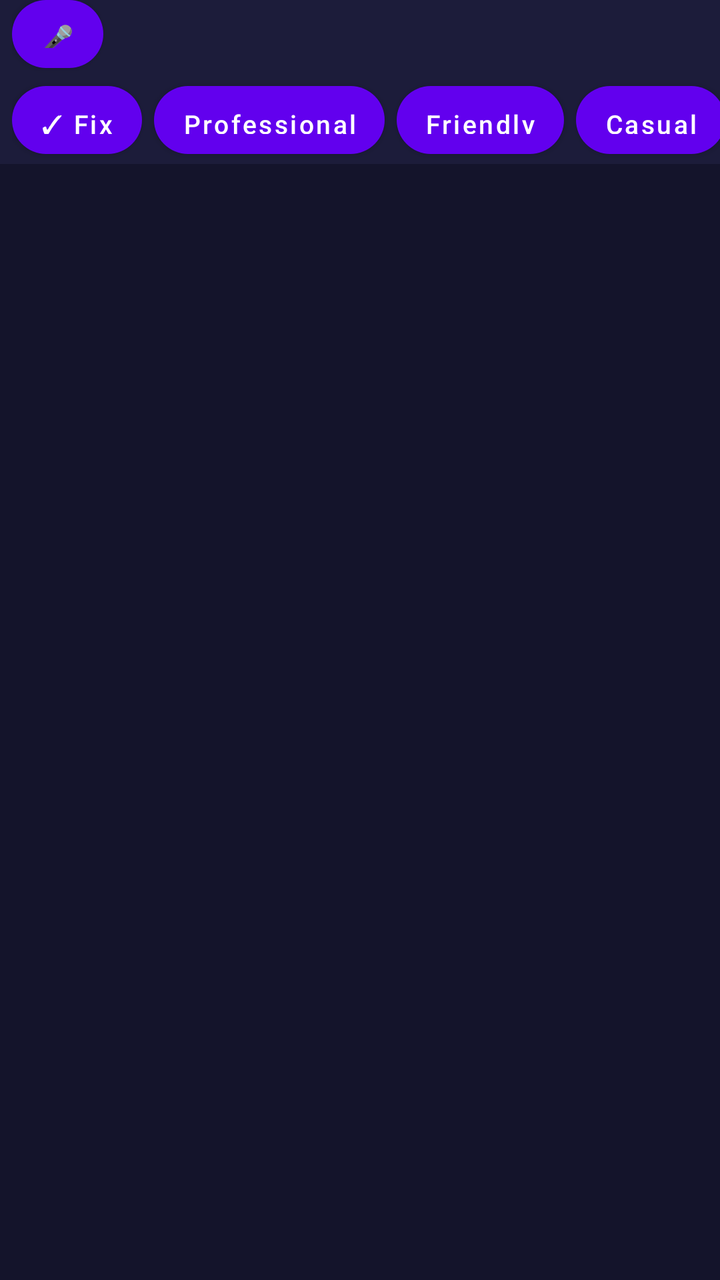
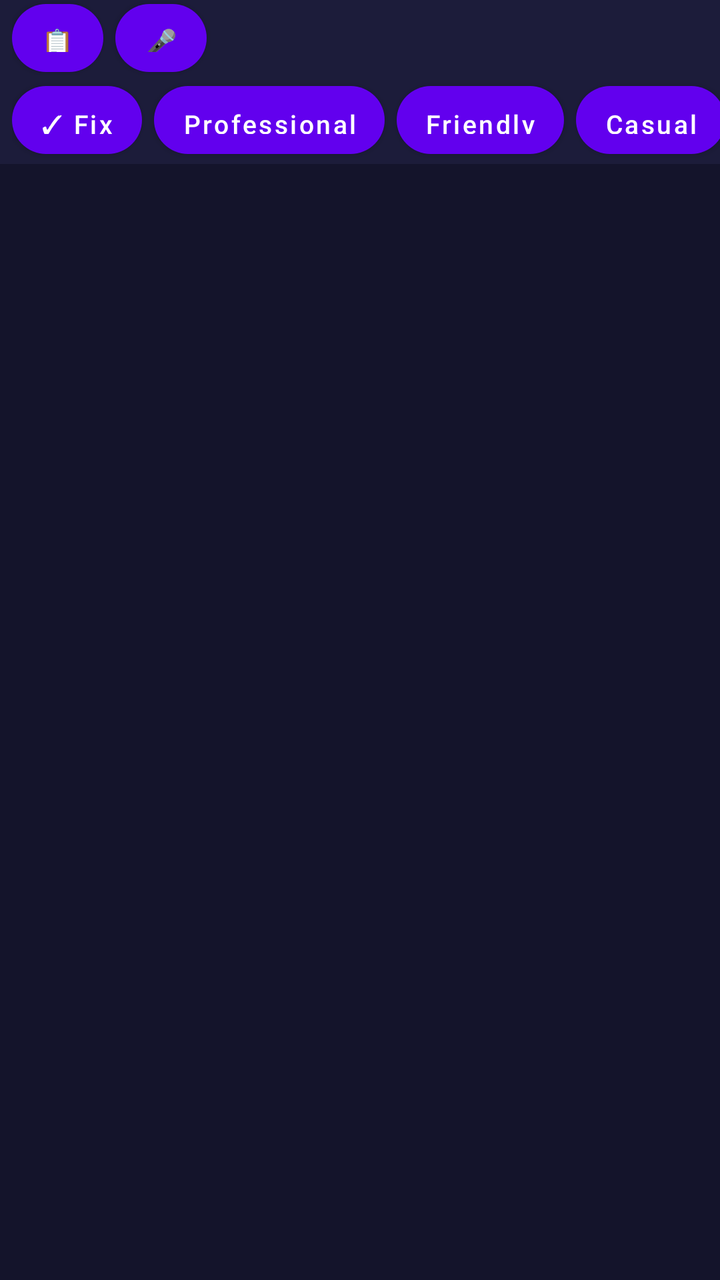

An Android layout rendered at two revisions. The XML below is the earlier revision; the diff shows what the commit changed to produce the second picture.
<!-- AndroidManifest.xml: application theme Theme.AIKeyboard -->
<!-- res/layout/keyboard_container.xml -->
<?xml version="1.0" encoding="utf-8"?>
<LinearLayout xmlns:android="http://schemas.android.com/apk/res/android"
    android:layout_width="match_parent"
    android:layout_height="wrap_content"
    android:orientation="vertical"
    android:background="#14142B">

    <LinearLayout
        android:id="@+id/aiPreviewPanel"
        android:layout_width="match_parent"
        android:layout_height="wrap_content"
        android:orientation="vertical"
        android:background="#1C1C3A"
        android:padding="10dp"
        android:visibility="gone">

        <TextView
            android:id="@+id/aiPreviewText"
            android:layout_width="match_parent"
            android:layout_height="wrap_content"
            android:maxLines="4"
            android:textColor="#FFFFFF"
            android:textSize="14sp"
            android:background="#14142B"
            android:padding="8dp" />

        <LinearLayout
            android:layout_width="match_parent"
            android:layout_height="wrap_content"
            android:orientation="horizontal"
            android:layout_marginTop="8dp"
            android:gravity="end">

            <Button
                android:id="@+id/btnPreviewCancel"
                style="@style/AiChip"
                android:text="✕ Cancel" />

            <Button
                android:id="@+id/btnPreviewAccept"
                style="@style/AiChip"
                android:text="✓ Use this" />

        </LinearLayout>
    </LinearLayout>

    <LinearLayout
        android:id="@+id/wordSuggestBar"
        android:layout_width="match_parent"
        android:layout_height="38dp"
        android:orientation="horizontal"
        android:gravity="center_vertical"
        android:background="#1C1C3A"
        android:paddingStart="6dp"
        android:paddingEnd="6dp">

        <Button android:id="@+id/wordSuggest1" style="@style/AiChip" android:text="" android:visibility="gone" />
        <Button android:id="@+id/wordSuggest2" style="@style/AiChip" android:text="" android:visibility="gone" />
        <Button android:id="@+id/wordSuggest3" style="@style/AiChip" android:text="" android:visibility="gone" />

        <Button
            android:id="@+id/btnMic"
            style="@style/AiChip"
            android:layout_gravity="end"
            android:text="🎤" />

    </LinearLayout>

    <HorizontalScrollView
        android:layout_width="match_parent"
        android:layout_height="44dp"
        android:scrollbars="none"
        android:background="#1C1C3A">

        <LinearLayout
            android:id="@+id/suggestionStrip"
            android:layout_width="wrap_content"
            android:layout_height="match_parent"
            android:orientation="horizontal"
            android:gravity="center_vertical"
            android:paddingStart="6dp"
            android:paddingEnd="6dp">

            <Button
                android:id="@+id/btnFixGrammar"
                style="@style/AiChip"
                android:text="✓ Fix" />

            <Button
                android:id="@+id/btnToneProfessional"
                style="@style/AiChip"
                android:text="Professional" />

            <Button
                android:id="@+id/btnToneFriendly"
                style="@style/AiChip"
                android:text="Friendly" />

            <Button
                android:id="@+id/btnToneCasual"
                style="@style/AiChip"
                android:text="Casual" />

            <Button
                android:id="@+id/btnToneFormal"
                style="@style/AiChip"
                android:text="Formal" />

            <Button
                android:id="@+id/btnToneFunny"
                style="@style/AiChip"
                android:text="Funny" />

            <Button
                android:id="@+id/btnToneFlirty"
                style="@style/AiChip"
                android:text="Flirty" />

            <Button
                android:id="@+id/btnSuggestReply"
                style="@style/AiChip"
                android:text="💬 Reply" />

        </LinearLayout>
    </HorizontalScrollView>

    <android.inputmethodservice.KeyboardView
        android:id="@+id/keyboardView"
        android:layout_width="match_parent"
        android:layout_height="wrap_content"
        android:keyBackground="@drawable/key_background"
        android:keyTextColor="#FFFFFF"
        android:keyTextSize="18sp"
        android:background="#14142B" />

</LinearLayout>
<!-- resources referenced by this layout -->
<resources>
  <!-- drawable key_background (drawable) -->
  <?xml version="1.0" encoding="utf-8"?>
  <selector xmlns:android="http://schemas.android.com/apk/res/android">
      <item android:state_pressed="true">
          <shape android:shape="rectangle">
              <solid android:color="#5B4FE8" />
              <corners android:radius="10dp" />
          </shape>
      </item>
      <item>
          <shape android:shape="rectangle">
              <solid android:color="#2A2A45" />
              <corners android:radius="10dp" />
          </shape>
      </item>
  </selector>
  <style name="AiChip">
          <item name="android:layout_width">wrap_content</item>
          <item name="android:layout_height">34dp</item>
          <item name="android:layout_marginEnd">6dp</item>
          <item name="android:paddingStart">14dp</item>
          <item name="android:paddingEnd">14dp</item>
          <item name="android:minWidth">0dp</item>
          <item name="android:minHeight">0dp</item>
          <item name="android:textAllCaps">false</item>
          <item name="android:textSize">13sp</item>
          <item name="android:textColor">#FFFFFF</item>
          <item name="android:background">@drawable/chip_background</item>
      </style>
  <style name="Theme.AIKeyboard" parent="Theme.MaterialComponents.DayNight.NoActionBar" />
  <!-- drawable chip_background (drawable) -->
  <?xml version="1.0" encoding="utf-8"?>
  <shape xmlns:android="http://schemas.android.com/apk/res/android" android:shape="rectangle">
      <solid android:color="#3A3A5C" />
      <corners android:radius="17dp" />
  </shape>
</resources>

<!-- the commit's change to res/layout/keyboard_container.xml (unified diff, before → after) -->
@@ -44,6 +44,39 @@
         </LinearLayout>
     </LinearLayout>
 
+    
+    <LinearLayout
+        android:id="@+id/clipboardPanel"
+        android:layout_width="match_parent"
+        android:layout_height="wrap_content"
+        android:orientation="vertical"
+        android:background="#1C1C3A"
+        android:padding="8dp"
+        android:visibility="gone">
+
+        <TextView
+            android:layout_width="match_parent"
+            android:layout_height="wrap_content"
+            android:text="Clipboard history"
+            android:textColor="#AAAAAA"
+            android:textSize="12sp"
+            android:paddingBottom="4dp" />
+
+        <HorizontalScrollView
+            android:layout_width="match_parent"
+            android:layout_height="wrap_content"
+            android:scrollbars="none">
+
+            <LinearLayout
+                android:id="@+id/clipboardList"
+                android:layout_width="wrap_content"
+                android:layout_height="wrap_content"
+                android:orientation="horizontal" />
+
+        </HorizontalScrollView>
+
+    </LinearLayout>
+
     <LinearLayout
         android:id="@+id/wordSuggestBar"
         android:layout_width="match_parent"
@@ -59,9 +92,13 @@
         <Button android:id="@+id/wordSuggest3" style="@style/AiChip" android:text="" android:visibility="gone" />
 
         <Button
+            android:id="@+id/btnClipboard"
+            style="@style/AiChip"
+            android:text="📋" />
+
+        <Button
             android:id="@+id/btnMic"
             style="@style/AiChip"
-            android:layout_gravity="end"
             android:text="🎤" />
 
     </LinearLayout>
